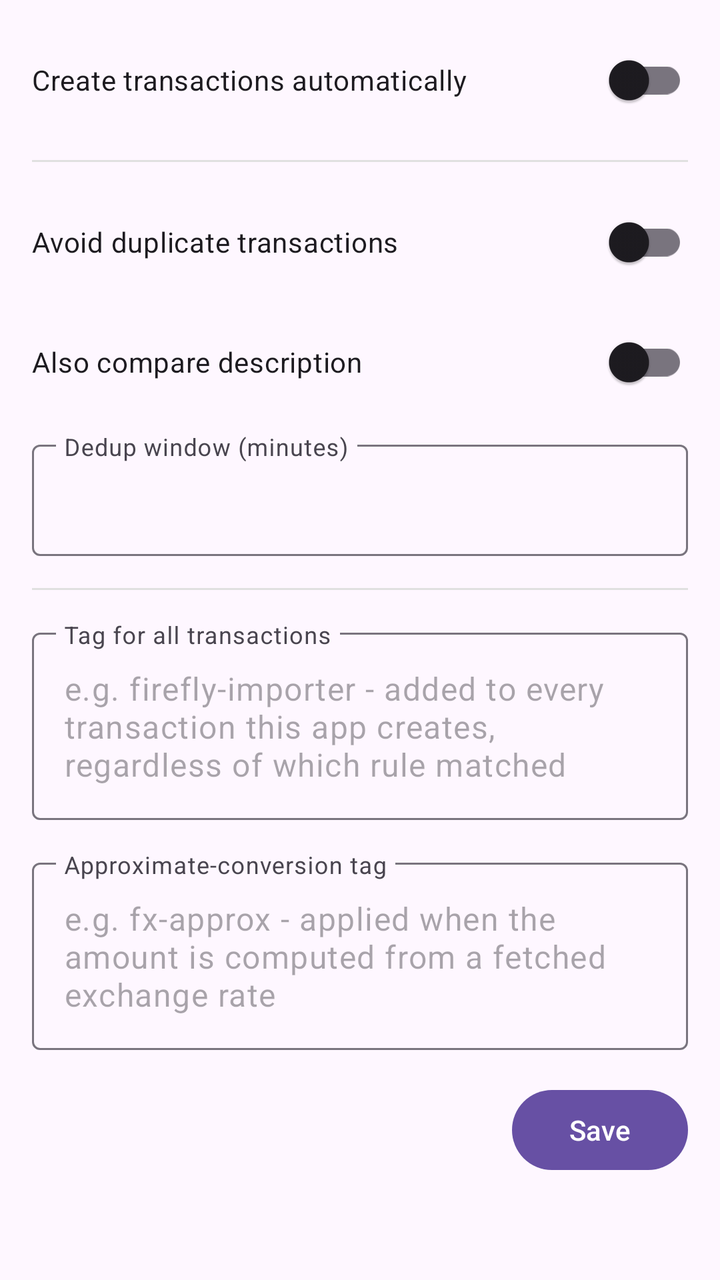
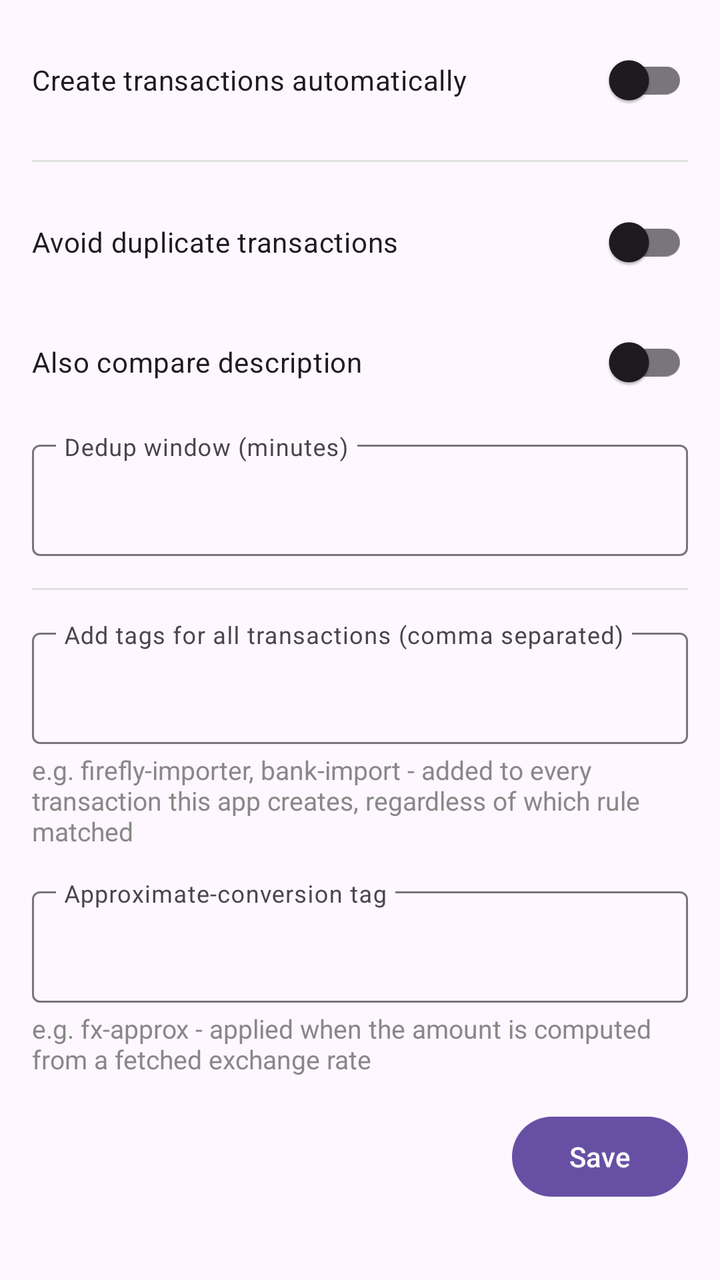

The first picture is an Android layout as it rendered before a commit; the second is the same layout after the commit. The layout source and the unified diff follow.
<!-- AndroidManifest.xml: application theme Theme.FfNotifyImporter -->
<!-- res/layout/fragment_transaction_creation.xml -->
<?xml version="1.0" encoding="utf-8"?>
<ScrollView xmlns:android="http://schemas.android.com/apk/res/android"
    xmlns:app="http://schemas.android.com/apk/res-auto"
    android:layout_width="match_parent"
    android:layout_height="match_parent">

    <LinearLayout
        android:layout_width="match_parent"
        android:layout_height="wrap_content"
        android:orientation="vertical"
        android:padding="16dp">

        <com.google.android.material.switchmaterial.SwitchMaterial
            android:id="@+id/autoCreateSwitch"
            android:layout_width="match_parent"
            android:layout_height="wrap_content"
            android:layout_marginBottom="16dp"
            android:text="@string/firefly_auto_create" />

        <View
            android:layout_width="match_parent"
            android:layout_height="1dp"
            android:layout_marginBottom="16dp"
            android:background="#E0E0E0" />

        <com.google.android.material.switchmaterial.SwitchMaterial
            android:id="@+id/dedupEnabledSwitch"
            android:layout_width="match_parent"
            android:layout_height="wrap_content"
            android:layout_marginBottom="12dp"
            android:text="@string/firefly_dedup_enabled" />

        <com.google.android.material.switchmaterial.SwitchMaterial
            android:id="@+id/dedupIncludeDescriptionSwitch"
            android:layout_width="match_parent"
            android:layout_height="wrap_content"
            android:layout_marginBottom="12dp"
            android:text="@string/firefly_dedup_include_description" />

        <com.google.android.material.textfield.TextInputLayout
            android:layout_width="match_parent"
            android:layout_height="wrap_content"
            android:layout_marginBottom="16dp"
            android:hint="@string/firefly_field_dedup_window"
            app:expandedHintEnabled="false">

            <com.google.android.material.textfield.TextInputEditText
                android:id="@+id/dedupWindowInput"
                android:layout_width="match_parent"
                android:layout_height="wrap_content"
                android:inputType="number" />

        </com.google.android.material.textfield.TextInputLayout>

        <View
            android:layout_width="match_parent"
            android:layout_height="1dp"
            android:layout_marginBottom="16dp"
            android:background="#E0E0E0" />

        <com.google.android.material.textfield.TextInputLayout
            android:layout_width="match_parent"
            android:layout_height="wrap_content"
            android:layout_marginBottom="16dp"
            android:hint="@string/firefly_field_all_transactions_tag"
            app:expandedHintEnabled="false">

            <com.google.android.material.textfield.TextInputEditText
                android:id="@+id/allTransactionsTagInput"
                android:layout_width="match_parent"
                android:layout_height="wrap_content"
                android:hint="@string/firefly_field_all_transactions_tag_example" />

        </com.google.android.material.textfield.TextInputLayout>

        <com.google.android.material.textfield.TextInputLayout
            android:layout_width="match_parent"
            android:layout_height="wrap_content"
            android:layout_marginBottom="16dp"
            android:hint="@string/firefly_field_approx_tag"
            app:expandedHintEnabled="false">

            <com.google.android.material.textfield.TextInputEditText
                android:id="@+id/approxTagInput"
                android:layout_width="match_parent"
                android:layout_height="wrap_content"
                android:hint="@string/firefly_field_approx_tag_example" />

        </com.google.android.material.textfield.TextInputLayout>

        <Button
            android:id="@+id/saveButton"
            android:layout_width="wrap_content"
            android:layout_height="wrap_content"
            android:layout_gravity="end"
            android:text="@string/action_save" />

    </LinearLayout>

</ScrollView>
<!-- resources referenced by this layout -->
<resources>
  <string name="action_save">Save</string>
  <string name="firefly_auto_create">Create transactions automatically</string>
  <string name="firefly_dedup_enabled">Avoid duplicate transactions</string>
  <string name="firefly_dedup_include_description">Also compare description</string>
  <string name="firefly_field_all_transactions_tag">Tag for all transactions</string>
  <string name="firefly_field_all_transactions_tag_example">e.g. firefly-importer - added to every transaction this app creates, regardless of which rule matched</string>
  <string name="firefly_field_approx_tag">Approximate-conversion tag</string>
  <string name="firefly_field_approx_tag_example">e.g. fx-approx - applied when the amount is computed from a fetched exchange rate</string>
  <string name="firefly_field_dedup_window">Dedup window (minutes)</string>
  <style name="Theme.FfNotifyImporter" parent="Theme.Material3.DayNight.NoActionBar" />
</resources>

<!-- the commit's change to res/layout/fragment_transaction_creation.xml (unified diff, before → after) -->
@@ -61,32 +61,46 @@
         <com.google.android.material.textfield.TextInputLayout
             android:layout_width="match_parent"
             android:layout_height="wrap_content"
-            android:layout_marginBottom="16dp"
-            android:hint="@string/firefly_field_all_transactions_tag"
+            android:layout_marginBottom="4dp"
+            android:hint="@string/firefly_field_all_transactions_tags"
             app:expandedHintEnabled="false">
 
             <com.google.android.material.textfield.TextInputEditText
                 android:id="@+id/allTransactionsTagInput"
                 android:layout_width="match_parent"
-                android:layout_height="wrap_content"
-                android:hint="@string/firefly_field_all_transactions_tag_example" />
+                android:layout_height="wrap_content" />
 
         </com.google.android.material.textfield.TextInputLayout>
+
+        <TextView
+            android:layout_width="match_parent"
+            android:layout_height="wrap_content"
+            android:layout_marginBottom="16dp"
+            android:text="@string/firefly_field_all_transactions_tags_hint"
+            android:textColor="#888888"
+            android:textSize="13sp" />
 
         <com.google.android.material.textfield.TextInputLayout
             android:layout_width="match_parent"
             android:layout_height="wrap_content"
-            android:layout_marginBottom="16dp"
+            android:layout_marginBottom="4dp"
             android:hint="@string/firefly_field_approx_tag"
             app:expandedHintEnabled="false">
 
             <com.google.android.material.textfield.TextInputEditText
                 android:id="@+id/approxTagInput"
                 android:layout_width="match_parent"
-                android:layout_height="wrap_content"
-                android:hint="@string/firefly_field_approx_tag_example" />
+                android:layout_height="wrap_content" />
 
         </com.google.android.material.textfield.TextInputLayout>
+
+        <TextView
+            android:layout_width="match_parent"
+            android:layout_height="wrap_content"
+            android:layout_marginBottom="16dp"
+            android:text="@string/firefly_field_approx_tag_hint"
+            android:textColor="#888888"
+            android:textSize="13sp" />
 
         <Button
             android:id="@+id/saveButton"
<!-- resource entries referenced after the edit -->
@@ -4,10 +4,10 @@
   <string name="firefly_auto_create">Create transactions automatically</string>
   <string name="firefly_dedup_enabled">Avoid duplicate transactions</string>
   <string name="firefly_dedup_include_description">Also compare description</string>
-  <string name="firefly_field_all_transactions_tag">Tag for all transactions</string>
-  <string name="firefly_field_all_transactions_tag_example">e.g. firefly-importer - added to every transaction this app creates, regardless of which rule matched</string>
+  <string name="firefly_field_all_transactions_tags">Add tags for all transactions (comma separated)</string>
+  <string name="firefly_field_all_transactions_tags_hint">e.g. firefly-importer, bank-import - added to every transaction this app creates, regardless of which rule matched</string>
   <string name="firefly_field_approx_tag">Approximate-conversion tag</string>
-  <string name="firefly_field_approx_tag_example">e.g. fx-approx - applied when the amount is computed from a fetched exchange rate</string>
+  <string name="firefly_field_approx_tag_hint">e.g. fx-approx - applied when the amount is computed from a fetched exchange rate</string>
   <string name="firefly_field_dedup_window">Dedup window (minutes)</string>
   <style name="Theme.FfNotifyImporter" parent="Theme.Material3.DayNight.NoActionBar" />
 </resources>
